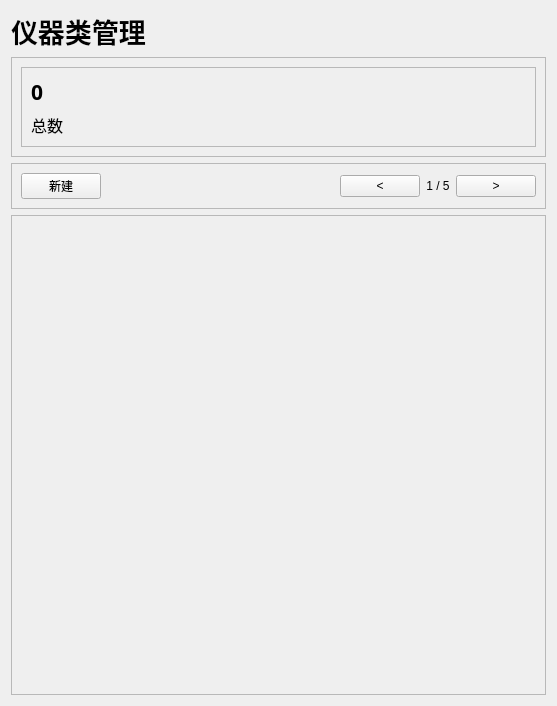
Old version of the form view/EquipmentClass/equipmentclassmanagehomepage.ui in the repository JunWang666/LabNexus.
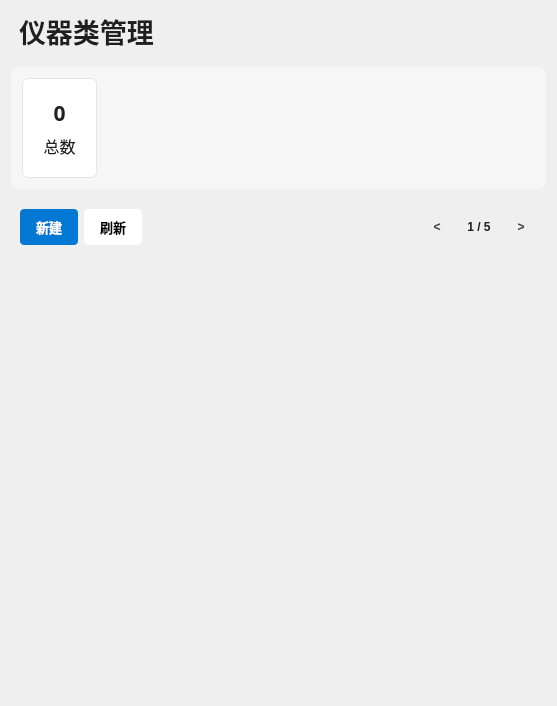
New version of the form.

Commit message:
[feature] 新增设备分类详情页面及功能增强
1. 新增 `EquipmentClassDetail` 类及其 UI，支持编辑和新建模式。
2. 在 `EquipmentClassManageHomepage` 中添加“新增”和“刷新”按钮，并更新分页显示。
3. 优化 `messagewindow.ui` 和 `equipmentclassmanagehomepage.ui` 的样式。

Diff of the .ui file:
```diff
--- a/view/EquipmentClass/equipmentclassmanagehomepage.ui
+++ b/view/EquipmentClass/equipmentclassmanagehomepage.ui
@@ -13,12 +13,133 @@
   <property name="windowTitle">
    <string>EquipmentClassManageHomepage</string>
   </property>
+  <property name="styleSheet">
+   <string notr="true">/* ---- 整体页面背景 ---- */
+QWidget#view--EquipmentClass--EquipmentClassManageHomepage {
+    background-color: #FAFAFA; /* 使用一个非常柔和的灰白色作为背景 */
+}
+
+/* ---- 全局标签和标题 ---- */
+QLabel {
+    background-color: transparent;
+    color: #1F1F1F;
+    font-family: &quot;Segoe UI Variable&quot;, &quot;Microsoft YaHei UI&quot;;
+}
+
+/* 主标题，增加一些底部间距 */
+QLabel#label_Title {
+    padding-bottom: 10px;
+}
+
+
+/* ---- 信息卡片 ---- */
+
+/* 中间层(frame_2)增加淡色背景、圆角和内边距 */
+QFrame#frame_2 {
+    background-color: #F6F6F6; /* 一个非常非常淡的灰色 */
+    border: none;
+    border-radius: 8px;        /* 圆角比内层卡片稍大，形成包裹感 */
+    padding: 2px;              /* 关键：增加一点内边距，让背景色能露出来 */
+}
+
+/* 将卡片样式应用到最内层的 frame_4 */
+QFrame#frame_4 {
+    background-color: #FFFFFF;
+    border: 1px solid #E5E5E5; /* 微妙的边框，增加立体感 */
+    border-radius: 6px;
+    padding: 10px;
+}
+
+
+/* ---- 操作栏 (新建、翻页) ---- */
+QFrame#frame_3 {
+    background-color: transparent;
+    border: none;
+    padding-top: 5px;
+    padding-bottom: 5px;
+}
+
+
+
+QPushButton#pushButton:hover {
+    background-color: #1185E5;
+}
+QPushButton#pushButton:pressed {
+    background-color: #006ABC;
+}
+
+
+/* ---- 翻页按钮 (次要操作按钮) ---- */
+QPushButton#prevButton, QPushButton#nextButton {
+    background-color: transparent;
+    color: #3B3B3B;
+    border: 0px solid #E5E5E5;
+    border-radius: 4px;
+    font-weight: 600;
+    /* 固定大小，使其看起来更像图标按钮 */
+    min-width: 32px;
+    max-width: 32px;
+    min-height: 32px;
+    max-height: 32px;
+}
+QPushButton#prevButton:hover, QPushButton#nextButton:hover {
+    background-color: #E5E5E5;
+    border-color: #D0D0D0;
+}
+QPushButton#prevButton:pressed, QPushButton#nextButton:pressed {
+    background-color: #D0D0D0;
+    border-color: #C2C2C2;
+    color: #1F1F1F;
+}
+
+/* 页码标签 */
+QLabel#pageLabel {
+    font-weight: 600;
+    padding-left: 8px;
+    padding-right: 8px;
+}
+
+
+/* ---- 滚动区域 ---- */
+QScrollArea#messageBoxArea {
+    background-color: transparent;
+    border: none; /* 移除滚动区域自身的边框 */
+}
+
+/* 滚动区域的内容QWidget，也设为透明，让里面的卡片自己决定背景 */
+QWidget#scrollAreaWidgetContents {
+    background-color: transparent;
+}
+
+
+/* ---- 全局滚动条美化 ---- */
+QScrollBar:vertical {
+    border: none;
+    background: transparent;
+    width: 8px;
+    margin: 0px;
+}
+QScrollBar::handle:vertical {
+    background: #D0D0D0;
+    border-radius: 4px;
+    min-height: 25px;
+}
+QScrollBar::handle:vertical:hover {
+    background: #A0A0A0;
+}
+QScrollBar::add-line:vertical, QScrollBar::sub-line:vertical {
+    height: 0px;
+}
+QScrollBar::add-page:vertical, QScrollBar::sub-page:vertical {
+    background: none;
+}</string>
+  </property>
   <layout class="QVBoxLayout" name="verticalLayout_2">
    <item>
     <widget class="QLabel" name="label_Title">
      <property name="font">
       <font>
-       <family>Microsoft YaHei UI</family>
+       <family>Segoe UI Variable</family>
        <pointsize>20</pointsize>
        <italic>false</italic>
        <bold>true</bold>
@@ -30,16 +151,28 @@
     </widget>
    </item>
    <item>
-    <widget class="QFrame" name="frame">
+    <widget class="QFrame" name="frame_2">
      <property name="frameShape">
       <enum>QFrame::Shape::StyledPanel</enum>
      </property>
      <property name="frameShadow">
       <enum>QFrame::Shadow::Raised</enum>
      </property>
-     <layout class="QHBoxLayout" name="horizontalLayout">
+     <layout class="QHBoxLayout" name="horizontalLayout_3">
       <item>
-       <widget class="QFrame" name="frame_2">
+       <widget class="QFrame" name="frame_4">
+        <property name="minimumSize">
+         <size>
+          <width>75</width>
+          <height>0</height>
+         </size>
+        </property>
+        <property name="maximumSize">
+         <size>
+          <width>100</width>
+          <height>16777215</height>
+         </size>
+        </property>
         <property name="frameShape">
          <enum>QFrame::Shape::StyledPanel</enum>
         </property>
@@ -63,13 +196,16 @@
            <property name="text">
             <string>0</string>
            </property>
+           <property name="alignment">
+            <set>Qt::AlignmentFlag::AlignCenter</set>
+           </property>
           </widget>
          </item>
          <item>
           <widget class="QLabel" name="label_2">
            <property name="font">
             <font>
-             <family>Microsoft YaHei UI</family>
+             <family>Segoe UI Variable</family>
              <pointsize>12</pointsize>
              <bold>false</bold>
             </font>
@@ -77,11 +213,27 @@
            <property name="text">
             <string>总数</string>
            </property>
+           <property name="alignment">
+            <set>Qt::AlignmentFlag::AlignCenter</set>
+           </property>
           </widget>
          </item>
         </layout>
        </widget>
       </item>
+      <item>
+       <spacer name="horizontalSpacer_2">
+        <property name="orientation">
+         <enum>Qt::Orientation::Horizontal</enum>
+        </property>
+        <property name="sizeHint" stdset="0">
+         <size>
+          <width>40</width>
+          <height>20</height>
+         </size>
+        </property>
+       </spacer>
+      </item>
      </layout>
     </widget>
    </item>
@@ -95,12 +247,42 @@
      </property>
      <layout class="QHBoxLayout" name="horizontalLayout_2">
       <item>
-       <widget class="QPushButton" name="pushButton">
+       <widget class="QPushButton" name="addButton">
+        <property name="styleSheet">
+         <string notr="true">/* ---- “新建”按钮 (主操作按钮) ---- */
+QPushButton {
+    background-color: #0078D4;
+    color: white;
+    border: none;
+    border-radius: 4px;
+    padding: 8px 16px;
+    font-weight: 600;
+    font-size: 10pt;
+}</string>
+        </property>
         <property name="text">
          <string>新建</string>
         </property>
        </widget>
       </item>
+      <item>
+       <widget class="QPushButton" name="refreshButton">
+        <property name="styleSheet">
+         <string notr="true">QPushButton {
+    background-color: white;
+    color: black;
+    border: none;
+    border-radius: 4px;
+    padding: 8px 16px;
+    font-weight: 600;
+    font-size: 10pt;
+}</string>
+        </property>
+        <property name="text">
+         <string>刷新</string>
+        </property>
+       </widget>
+      </item>
       <item>
        <spacer name="horizontalSpacer">
         <property name="orientation">
@@ -151,8 +333,8 @@
        <rect>
         <x>0</x>
         <y>0</y>
-        <width>537</width>
-        <height>494</height>
+        <width>539</width>
+        <height>445</height>
        </rect>
       </property>
      </widget>
```
The commit also changes 11 other files.
